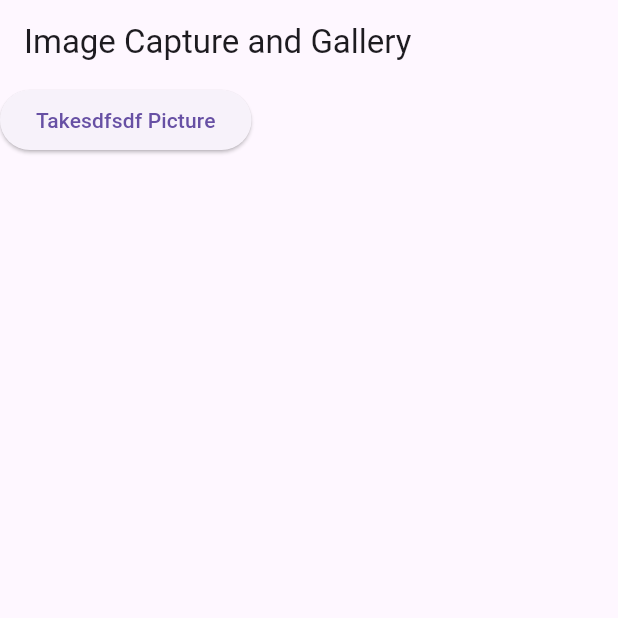
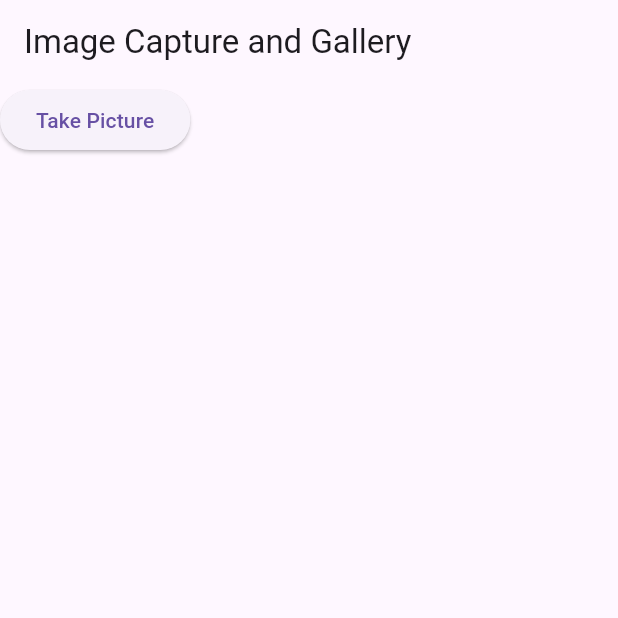
Before and after one commit to siddheshwarshingare/dounloadandstoreimages, a Flutter app: the screen it shows after launch, on a phone screen of 412 x 824 dp, the top half of it. Run offline on Flutter 3.47's test engine with Material 3 defaults, Android fonts, the phone set to English and light mode, and no system bars; our stand-ins replace gallery_saver, image_picker.

Commit message:
Revert "button text"
This reverts commit 24d7db7dbb9d2a40d01c7720d491203253995559.

```diff
--- a/lib/main.dart
+++ b/lib/main.dart
@@ -72,7 +72,7 @@ class _ImageCaptureScreenState extends State<ImageCaptureScreen> {
         children: [
           ElevatedButton(
             onPressed: _takePicture,
-            child: const Text('Takesdfsdf Picture'),
+            child: const Text('Take Picture'),
           ),
         ],
       ),
```
